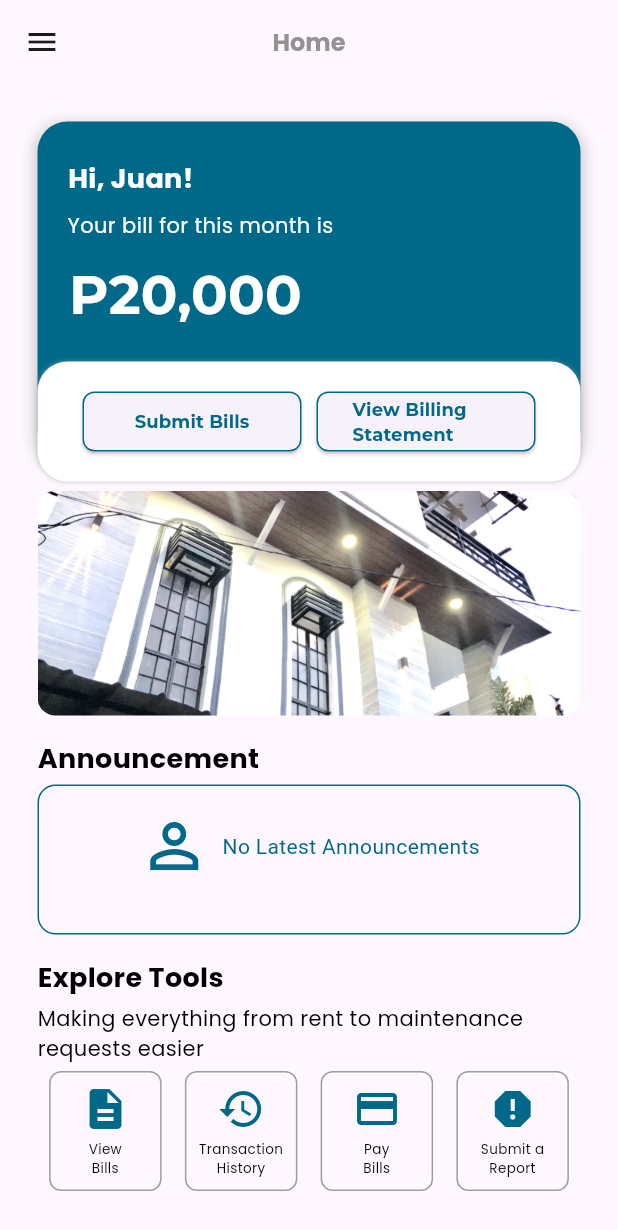
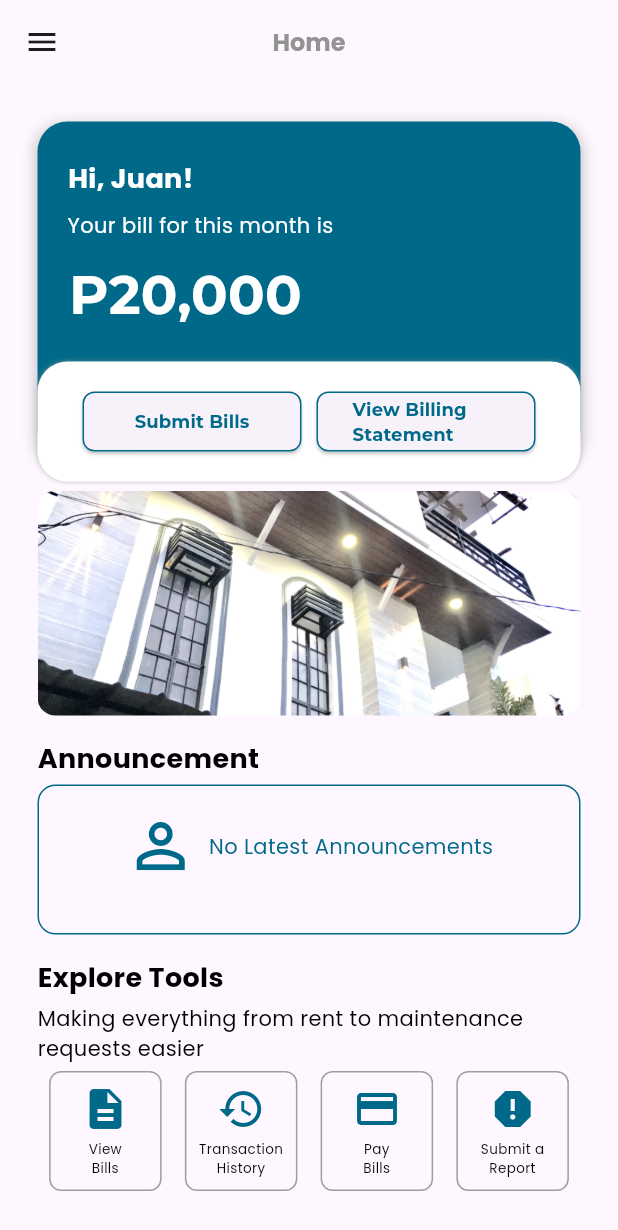
Before and after one commit to agojolai/RENT_Pinesville, a Flutter app: the HomePage screen opened by its route, on a phone screen of 412 x 824 dp. Shown: the top 1230 px of the screen. Run offline on Flutter 3.47's test engine with Material 3 defaults, Android fonts, the phone set to English and light mode, and no system bars; project files that could hold a hidden picture were left out.

Commit message:
fixed the const modifier

```diff
--- a/lib/pages/home_page.dart
+++ b/lib/pages/home_page.dart
@@ -150,7 +150,7 @@ class HomePage extends StatelessWidget {
                       ],
                     ),
                   ),
-                  SizedBox(height: 20),
+                  const SizedBox(height: 20),
 
                   //photos
                   ClipRRect(
@@ -167,7 +167,7 @@ class HomePage extends StatelessWidget {
                   SizedBox(height: 16.0),
 
                   //announcement
-                  Text(
+                  const Text(
                     'Announcement',
                     style: TextStyle(
                         color: Colors.black,
@@ -199,9 +199,10 @@ class HomePage extends StatelessWidget {
                             SizedBox(width: 8.0),
                             Text(
                               'No Latest Announcements',
-                              style: TextStyle(
-                                fontSize: 14.0,
-                                color: Color(0xFF006989),
+                               style: TextStyle(
+                                 fontFamily: 'Poppins',
+                                 fontSize: 14,
+                                 color: Color(0xFF006989),
                               ),
                             ),
                           ],
@@ -210,10 +211,10 @@ class HomePage extends StatelessWidget {
                     ),
                   ),
 
-                  SizedBox(height: 16.0),
+                  const SizedBox(height: 16.0),
 
                   // Explore Tools Section
-                  Text(
+                  const Text(
                     'Explore Tools',
                     style: TextStyle(
                       color: Colors.black,
@@ -221,15 +222,15 @@ class HomePage extends StatelessWidget {
                       fontSize: 18,
                       fontWeight: FontWeight.bold),
                   ),
-                  SizedBox(height: 4.0),
-                  Text(
+                  const SizedBox(height: 4.0),
+                  const Text(
                     'Making everything from rent to maintenance requests easier',
                     style: TextStyle(
                       color: Colors.black,
                       fontFamily: 'Poppins',
                       fontSize: 14),
                   ),
-                  SizedBox(height: 5.0),
+                  const SizedBox(height: 5.0),
                   Row(
                     mainAxisAlignment: MainAxisAlignment.spaceAround,
                     children: [
@@ -271,11 +272,11 @@ class HomePage extends StatelessWidget {
       child: Column(
         children: [
           Icon(icon, color: Color(0xFF006989), size: 32.0),
-          SizedBox(height: 4.0),
+          const SizedBox(height: 4.0),
           Text(
             label,
             textAlign: TextAlign.center,
-            style: TextStyle(
+            style: const TextStyle(
               color: Colors.black,
               fontFamily: 'Poppins',
               fontSize: 9,),
```
